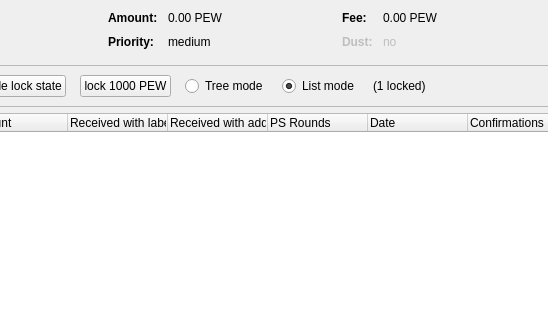
First picture: the form in src/qt/forms/coincontroldialog.ui, repository twachikku/brofist, before the edit; both pictures show x 144 to 692 and y 0 to 320 of the 954 by 500 pixel window.
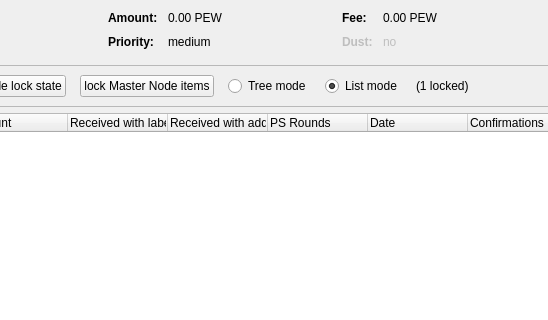
Second picture: the form after the edit. Custom widgets are drawn as their Qt base class.

Patch:
```diff
--- a/src/qt/forms/coincontroldialog.ui
+++ b/src/qt/forms/coincontroldialog.ui
@@ -393,7 +393,7 @@
            <string>To lock all items with 1000 PEW </string>
           </property>
           <property name="text">
-           <string>lock 1000 PEW</string>
+           <string>lock Master Node items</string>
           </property>
          </widget>
         </item>
```
Left out of the diff: 2 changed lines with no effect on the pictures.
